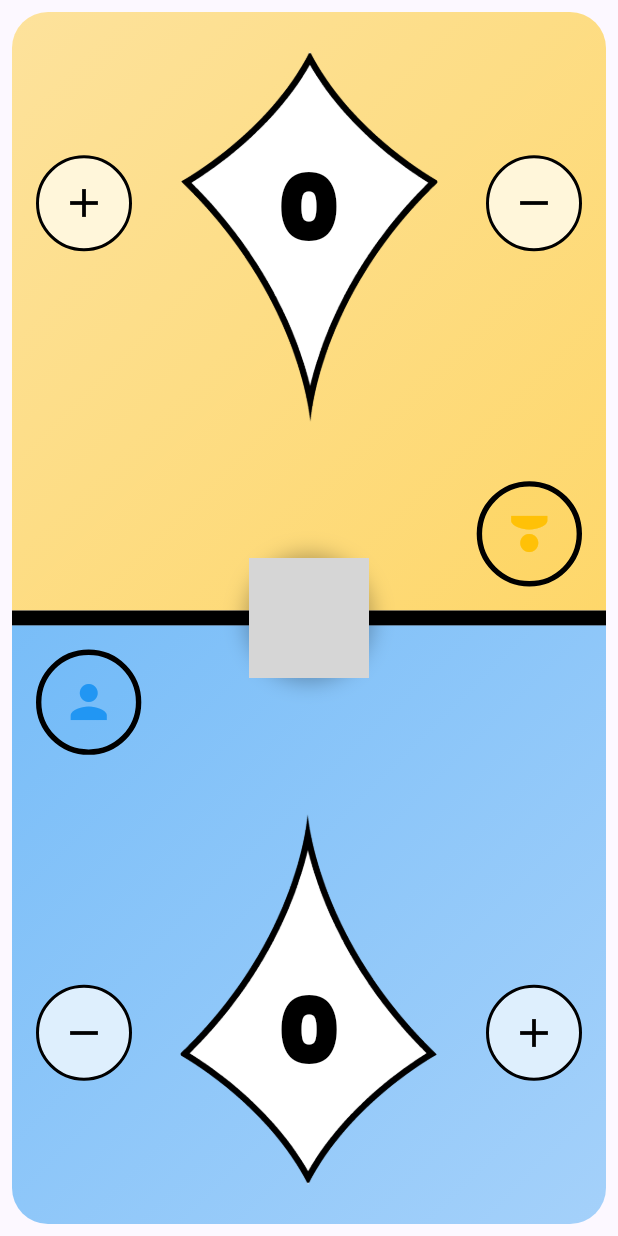
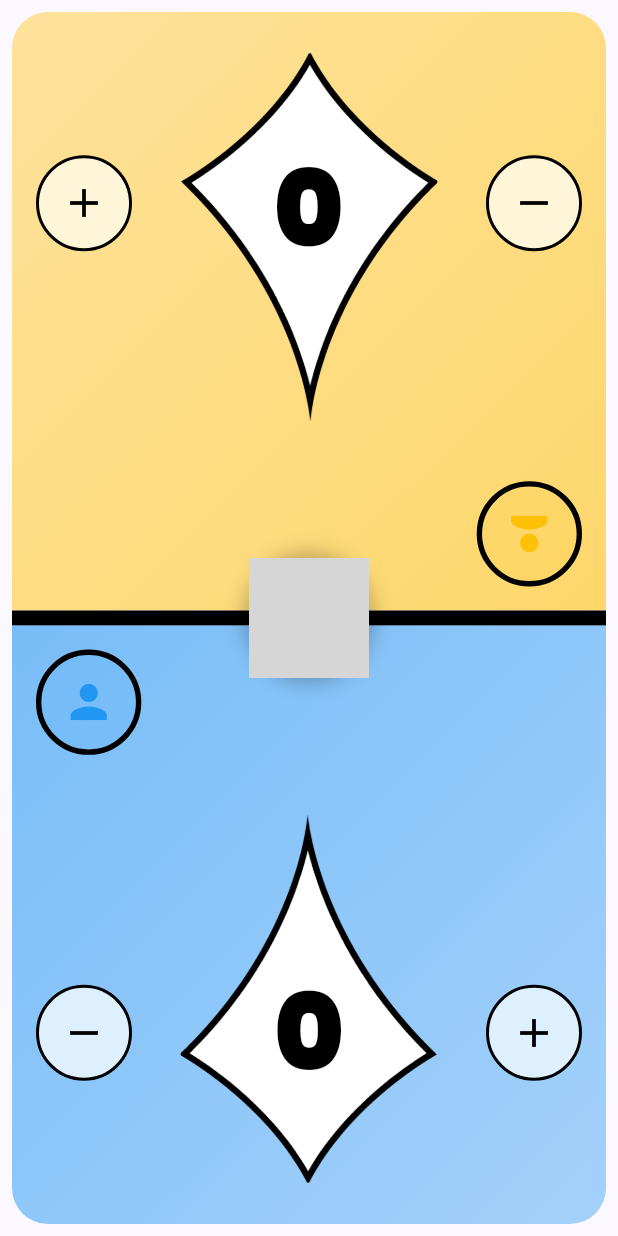
Before and after one commit to Jbijjer/lorcana_lore_counter, a Flutter app: the screen it shows after launch, on a phone screen of 412 x 824 dp. Run offline on Flutter 3.47's test engine with Material 3 defaults, Android fonts, the phone set to English and light mode, and no system bars; our stand-ins replace flutter_riverpod, freezed_annotation, google_fonts, hive, hive_flutter, riverpod_annotation; accounts and stored records are empty; generated files the repository leaves out were written again; grey boxes are pictures that could not be loaded.

Commit message:
Augmente la taille du score de 15% (61.5 -> 70.7)

```diff
--- a/lib/features/game/presentation/widgets/player_zone.dart
+++ b/lib/features/game/presentation/widgets/player_zone.dart
@@ -94,7 +94,7 @@ class PlayerZone extends StatelessWidget {
                                         child: Text(
                                           score.toString(),
                                           style: const TextStyle(
-                                            fontSize: 61.5,
+                                            fontSize: 70.7,
                                             fontWeight: FontWeight.w900,
                                             color: Colors.black,
                                             letterSpacing: -4,
```
